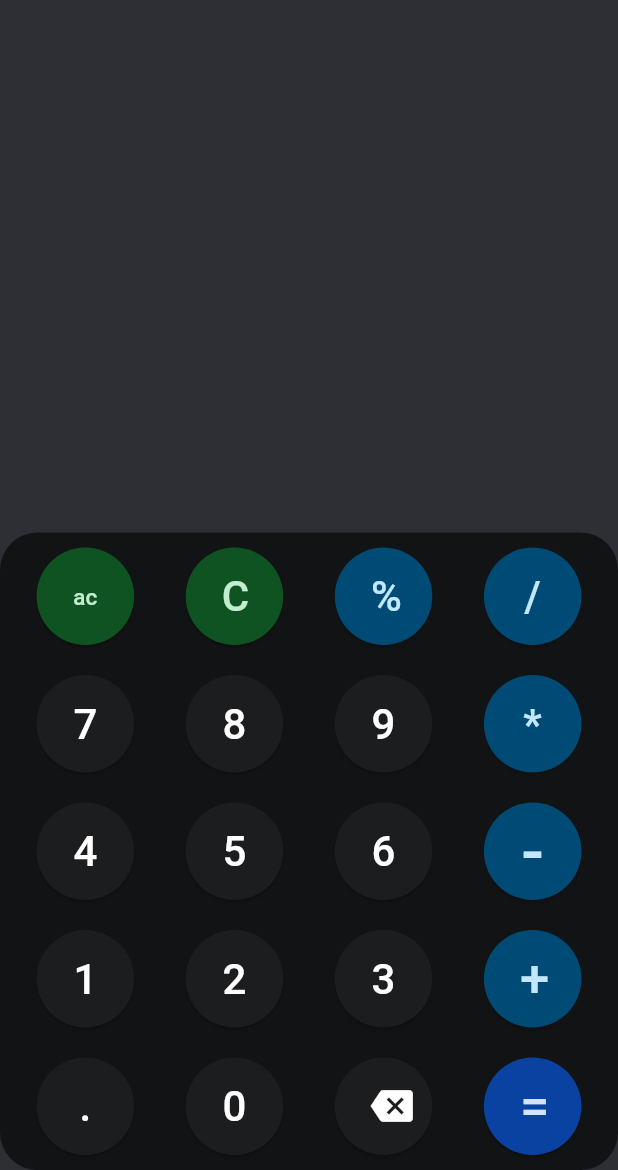
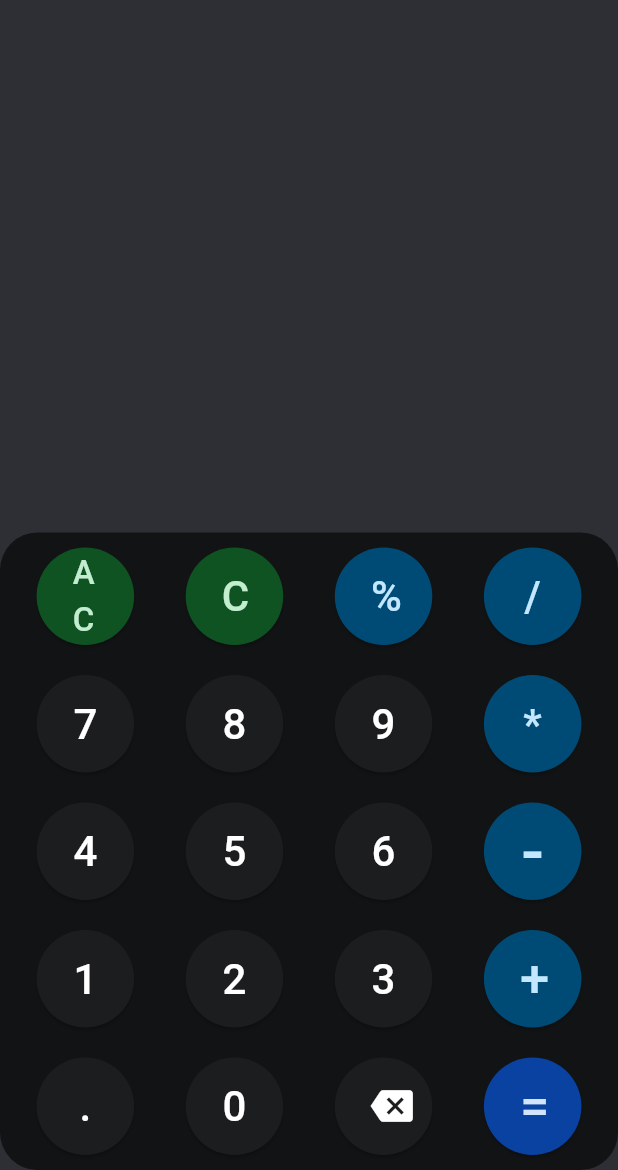
Before and after one commit to SalahFathy25/Calculator, a Flutter app: the screen it shows after launch, on a phone screen of 412 x 824 dp, the part 66-1236 px from its top. Run offline on Flutter 3.47's test engine with Material 3 defaults, Android fonts, the phone set to English and light mode, and no system bars; our stand-ins replace google_fonts, math_expressions.

```diff
--- a/lib/main.dart
+++ b/lib/main.dart
@@ -135,10 +135,10 @@ class CalcAppState extends State<CalcApp> {
                     mainAxisAlignment: MainAxisAlignment.spaceEvenly,
                     children: [
                       CalcButton(
-                        text: 'ac',
+                        text: 'AC',
                         fillColor: const Color(0xff0f5322),
                         textColor: const Color(0xffc2edcf),
-                        textSize: 15,
+                        textSize: 22,
                         callback: allClear,
                       ),
                       CalcButton(
```
